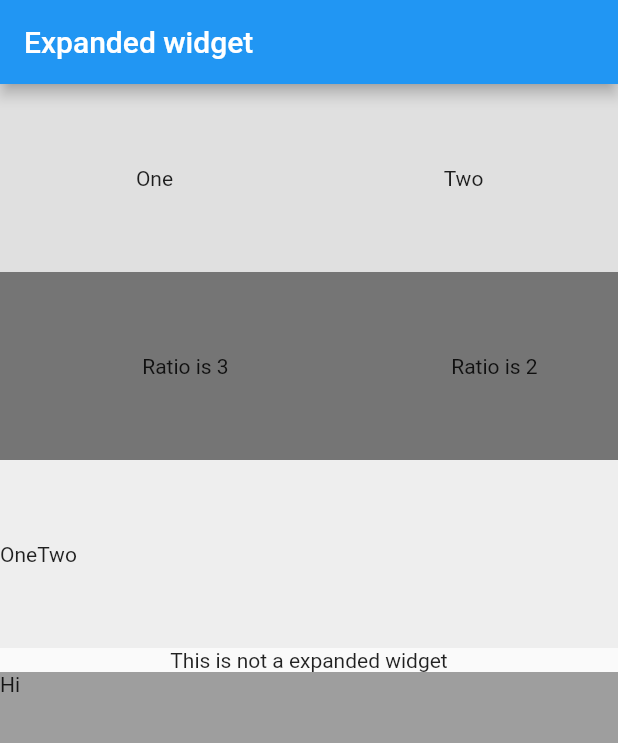
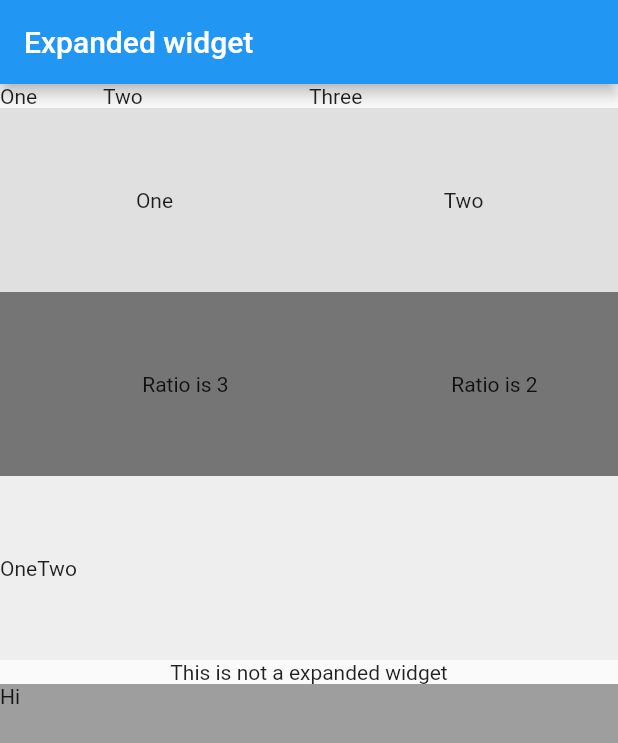
Before and after one commit to yashodgayashan/flutter-tutorial, a Flutter app: the screen it shows after launch, on a phone screen of 412 x 824 dp. Shown: the top 743 px of the screen. Run offline on Flutter 3.47's test engine with Material 2 defaults, Android fonts, the phone set to English and light mode, and no system bars.

Commit message:
Added some expanded widgets

```diff
--- a/lib/screens/expanded_screen.dart
+++ b/lib/screens/expanded_screen.dart
@@ -10,6 +10,22 @@ class ExpandedScreen extends StatelessWidget {
       ),
       body: Column(
         children: <Widget>[
+          Row(
+            children: <Widget>[
+              Expanded(
+                flex: 1,
+                child: Text("One"),
+              ),
+              Expanded(
+                flex: 2,
+                child: Text("Two"),
+              ),
+              Expanded(
+                flex: 3,
+                child: Text("Three"),
+              ),
+            ],
+          ),
           Expanded(
             flex: 1,
             child: Container(
```
